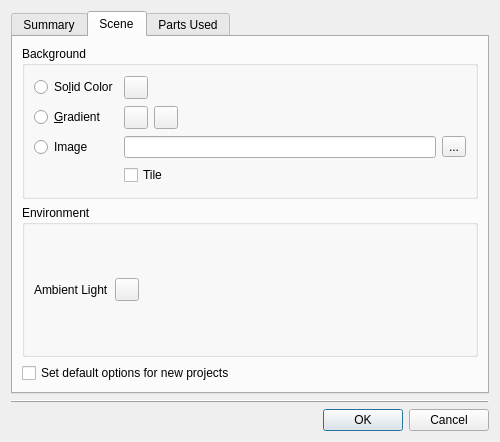
This is qt/lc_qpropertiesdialog.ui in leozide/leocad as Qt 5 draws it before an edit. The edited form follows.
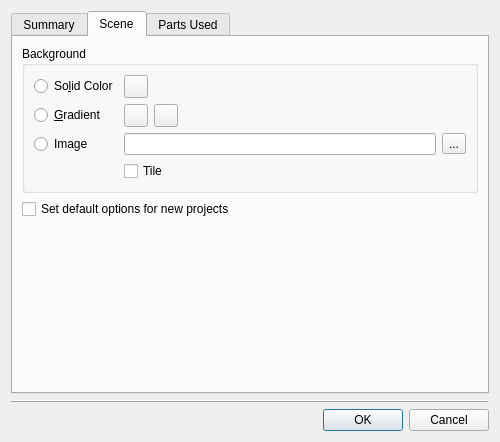
This is the edited form. The open tabs and pages were chosen to show the change.

Commit message: Removed ambient light option.

Patch:
```diff
--- a/qt/lc_qpropertiesdialog.ui
+++ b/qt/lc_qpropertiesdialog.ui
@@ -171,46 +171,6 @@
          </layout>
         </widget>
        </item>
-       <item>
-        <widget class="QGroupBox" name="groupBox_2">
-         <property name="title">
-          <string>Environment</string>
-         </property>
-         <layout class="QGridLayout" name="gridLayout_2">
-          <item row="0" column="0">
-           <widget class="QLabel" name="label_20">
-            <property name="text">
-             <string>Ambient Light</string>
-            </property>
-           </widget>
-          </item>
-          <item row="0" column="1">
-           <layout class="QHBoxLayout" name="horizontalLayout_5">
-            <item>
-             <widget class="QToolButton" name="ambientColorButton">
-              <property name="text">
-               <string/>
-              </property>
-             </widget>
-            </item>
-            <item>
-             <spacer name="horizontalSpacer_4">
-              <property name="orientation">
-               <enum>Qt::Horizontal</enum>
-              </property>
-              <property name="sizeHint" stdset="0">
-               <size>
-                <width>40</width>
-                <height>20</height>
-               </size>
-              </property>
-             </spacer>
-            </item>
-           </layout>
-          </item>
-         </layout>
-        </widget>
-       </item>
        <item>
         <widget class="QCheckBox" name="setDefaultCheckBox">
          <property name="text">
@@ -218,6 +178,19 @@
          </property>
         </widget>
        </item>
+       <item>
+        <spacer name="verticalSpacer">
+         <property name="orientation">
+          <enum>Qt::Vertical</enum>
+         </property>
+         <property name="sizeHint" stdset="0">
+          <size>
+           <width>20</width>
+           <height>40</height>
+          </size>
+         </property>
+        </spacer>
+       </item>
       </layout>
      </widget>
      <widget class="QWidget" name="tabParts">
```
Left out of the diff: 15 changed lines with no effect on the pictures. The commit also changes 1 other file.
